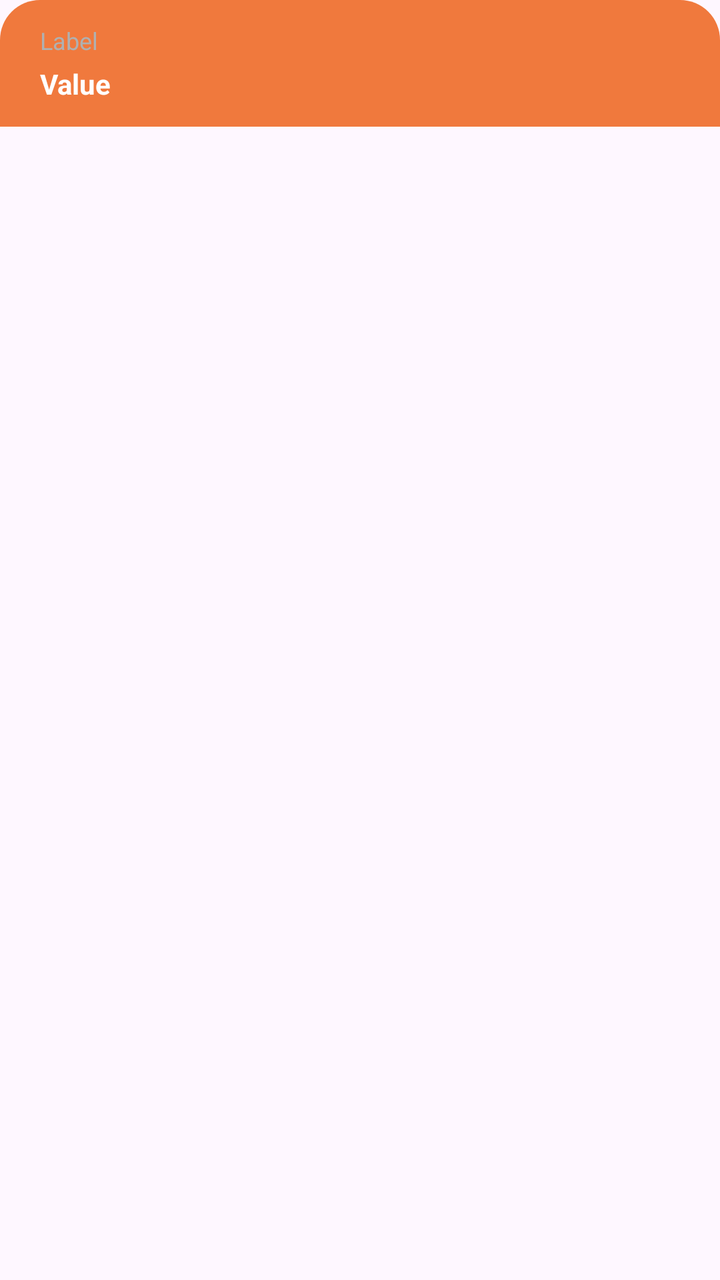
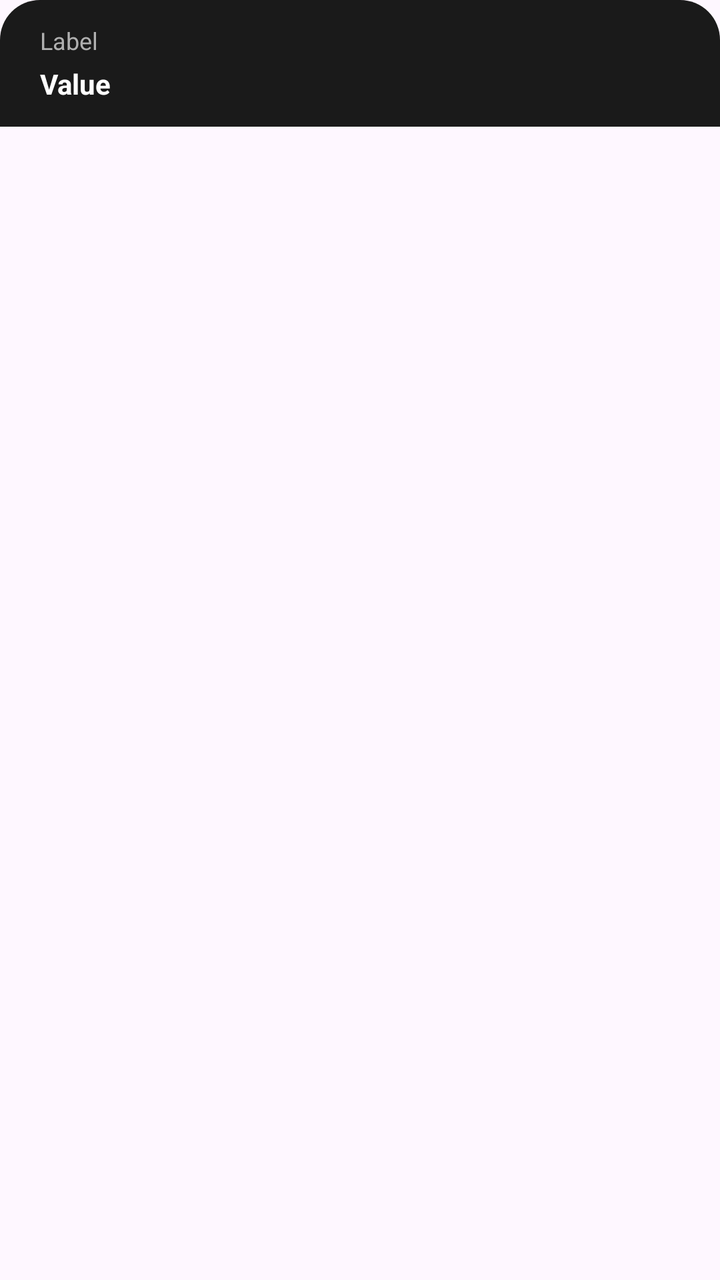

Compare the two renders of this Android layout. The source of the first and the diff that turns it into the second are given below.
<!-- AndroidManifest.xml: application theme Theme.Bitbloom -->
<!-- res/layout/item_receipt_card.xml -->
<?xml version="1.0" encoding="utf-8"?>
<com.google.android.material.card.MaterialCardView xmlns:android="http://schemas.android.com/apk/res/android"
    xmlns:app="http://schemas.android.com/apk/res-auto"
    android:layout_width="match_parent"
    android:layout_height="wrap_content"
    android:layout_marginStart="4dp"
    android:layout_marginTop="8dp"
    android:layout_marginEnd="4dp"
    android:layout_marginBottom="8dp"
    android:background="@android:color/transparent"
    android:elevation="0dp"
    app:cardBackgroundColor="@android:color/transparent"
    app:cardCornerRadius="20dp"
    app:strokeColor="@android:color/transparent"
    app:strokeWidth="0dp">

    <LinearLayout
        android:layout_width="match_parent"
        android:layout_height="wrap_content"
        android:background="@color/orange"
        android:orientation="vertical"
        android:padding="12dp">

        <TextView
            android:id="@+id/title"
            android:layout_width="wrap_content"
            android:layout_height="wrap_content"
            android:layout_marginStart="8dp"
            android:text="@string/item_receipt_card_label"
            android:textColor="#B0B0B0"
            android:textSize="12sp" />

        <TextView
            android:id="@+id/value"
            android:layout_width="wrap_content"
            android:layout_height="wrap_content"
            android:layout_marginStart="8dp"
            android:layout_marginTop="4dp"
            android:gravity="center_vertical"
            android:text="@string/item_receipt_card_value"
            android:textColor="@android:color/white"
            android:textSize="14sp"
            android:textStyle="bold" />
    </LinearLayout>
</com.google.android.material.card.MaterialCardView>
<!-- resources referenced by this layout -->
<resources>
  <color name="orange">#E1EE6924</color>
  <string name="item_receipt_card_label">Label</string>
  <string name="item_receipt_card_value">Value</string>
  <style name="Theme.Bitbloom" parent="Base.Theme.Bitbloom">
          
          <item name="editTextStyle">@style/Widget.MXG.EditText.WhiteCursor</item>
          <item name="android:editTextStyle">@style/Widget.MXG.EditText.WhiteCursor</item>
  
          
          <item name="android:textCursorDrawable">@drawable/cursor_white</item>
      </style>
  <style name="Base.Theme.Bitbloom" parent="Theme.Material3.DayNight.NoActionBar">
          <item name="android:statusBarColor">@color/mxg_black</item>
          <item name="colorPrimary">@color/mxg_white</item>
          <item name="android:navigationBarColor">@color/mxg_black</item>
          <item name="android:datePickerDialogTheme">@style/BitbloomDatePickerTheme</item>
      </style>
  <style name="Widget.MXG.EditText.WhiteCursor" parent="Widget.AppCompat.EditText">
          <item name="android:textCursorDrawable">@drawable/cursor_white</item>
      </style>
  <!-- drawable cursor_white (drawable) -->
  <?xml version="1.0" encoding="utf-8"?>
  <shape xmlns:android="http://schemas.android.com/apk/res/android">
      <size android:width="2dp"/>
      <solid android:color="@android:color/white"/>
      <corners android:radius="1dp"/>
  </shape>
  <color name="mxg_black">#000000</color>
  <color name="mxg_white">#FFFFFF</color>
  <style name="BitbloomDatePickerTheme" parent="ThemeOverlay.MaterialComponents.MaterialAlertDialog">
          <item name="colorAccent">@color/status_bar_color</item> 
          <item name="android:headerBackground">@color/light_status_bar_color
          </item> 
          <item name="android:colorControlHighlight">@color/status_bar_color
          </item> 
          <item name="android:colorControlActivated">@color/status_bar_color
          </item> 
          <item name="android:textColorPrimaryInverse">@color/white</item> 
          <item name="android:textColor">@color/status_bar_color</item> 
          <item name="android:textColorPrimary">?attr/colorOnBackground</item> 
      </style>
  <color name="status_bar_color">#EE6924</color>
  <color name="light_status_bar_color">#EE6924</color>
  <color name="white">#FFFFFFFF</color>
</resources>

<!-- the commit's change to res/layout/item_receipt_card.xml (unified diff, before → after) -->
@@ -17,7 +17,7 @@
     <LinearLayout
         android:layout_width="match_parent"
         android:layout_height="wrap_content"
-        android:background="@color/orange"
+        android:background="@color/main_card_color"
         android:orientation="vertical"
         android:padding="12dp">
 
<!-- resource entries referenced after the edit -->
@@ -1,6 +1,6 @@
 <!-- resources referenced by this layout -->
 <resources>
-  <color name="orange">#E1EE6924</color>
+  <color name="main_card_color">#1A1A1A</color>
   <string name="item_receipt_card_label">Label</string>
   <string name="item_receipt_card_value">Value</string>
   <style name="Theme.Bitbloom" parent="Base.Theme.Bitbloom">
